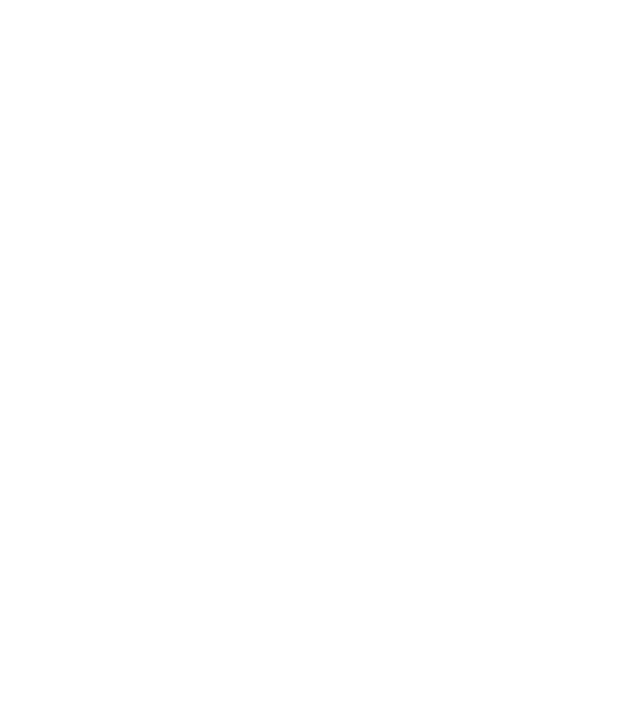
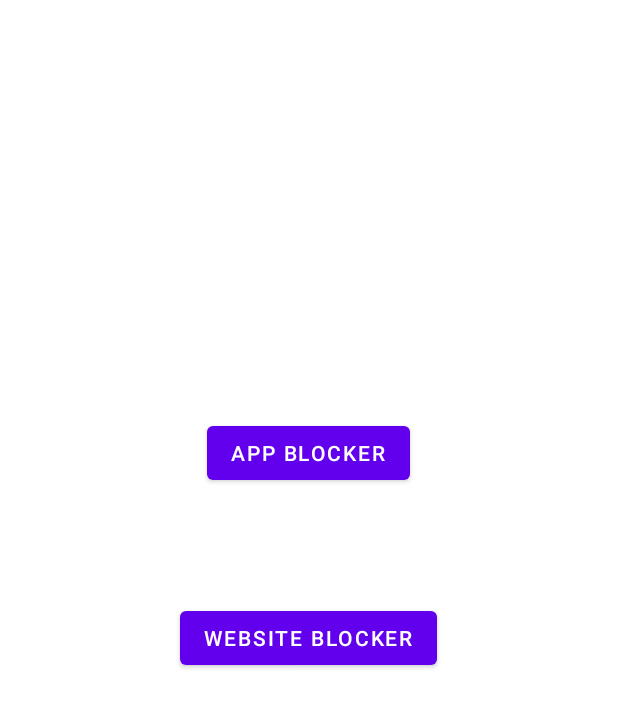
Before and after one commit to Code-with-coffee1/cysproject, an Android app: the Home_page screen opened directly, with no data from a screen before it, on a phone screen of 412 x 824 dp. Before the commit the part shown is empty. Shown: the top 707 px of the screen. Run offline under Robolectric (Android 15) with nearby library versions, the phone set to English and light mode, and no system bars.

Commit message:
CYS App (Basic Home page added UI will be updated later)

```diff
--- a/app/src/main/java/xyz/codewithcoffee/cyc_app/LogInPage.java
+++ b/app/src/main/java/xyz/codewithcoffee/cyc_app/LogInPage.java
@@ -19,8 +19,8 @@ public class LogInPage extends AppCompatActivity {
         startActivity(intent);
     }
 
-    public void goto_websiteblocking(View view){
-        Intent intent = new Intent(view.getContext(), WebsiteBlocking.class);
+    public void goto_HomePage(View view){
+        Intent intent = new Intent(view.getContext(), Home_page.class);
         startActivity(intent);
     }
 }
--- a/app/src/main/res/layout/activity_home_page.xml
+++ b/app/src/main/res/layout/activity_home_page.xml
@@ -6,4 +6,29 @@
     android:layout_height="match_parent"
     tools:context=".Home_page">
 
+    <Button
+        android:id="@+id/app_btn"
+        android:layout_width="wrap_content"
+        android:layout_height="wrap_content"
+        android:text="App Blocker"
+        app:layout_constraintBottom_toBottomOf="parent"
+        app:layout_constraintEnd_toEndOf="parent"
+        app:layout_constraintHorizontal_bias="0.498"
+        app:layout_constraintStart_toStartOf="parent"
+        app:layout_constraintTop_toTopOf="parent"
+        app:layout_constraintVertical_bias="0.358"
+        android:onClick="goto_App_Blocker"/>
+
+    <Button
+        android:id="@+id/website_btn"
+        android:layout_width="wrap_content"
+        android:layout_height="wrap_content"
+        android:text="Website Blocker"
+        app:layout_constraintBottom_toBottomOf="parent"
+        app:layout_constraintEnd_toEndOf="parent"
+        app:layout_constraintHorizontal_bias="0.498"
+        app:layout_constraintStart_toStartOf="parent"
+        app:layout_constraintTop_toBottomOf="@+id/app_btn"
+        app:layout_constraintVertical_bias="0.168"
+        android:onClick="goto_Website_Blocker"/>
 </androidx.constraintlayout.widget.ConstraintLayout>
--- a/app/src/main/res/layout/activity_login_page.xml
+++ b/app/src/main/res/layout/activity_login_page.xml
@@ -114,7 +114,7 @@
         android:layout_height="wrap_content"
         android:layout_marginTop="80dp"
         android:background="#00FFFFFF"
-        android:onClick="goto_websiteblocking"
+        android:onClick="goto_HomePage"
         app:layout_constraintEnd_toEndOf="parent"
         app:layout_constraintStart_toStartOf="parent"
         app:layout_constraintTop_toBottomOf="@+id/password"
```
Also changed, not shown: app/src/main/java/xyz/codewithcoffee/cyc_app/Home_page.java (+11 -0 lines).
